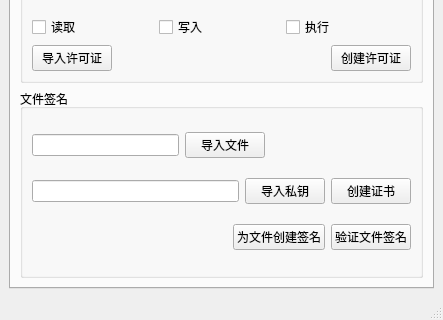
The window that mainwindow.ui (LittleAO1179/EasyDRM) describes before a commit, drawn with Qt 5; both pictures show x 0 to 443 and y 186 to 506 of the 443 by 506 pixel window.
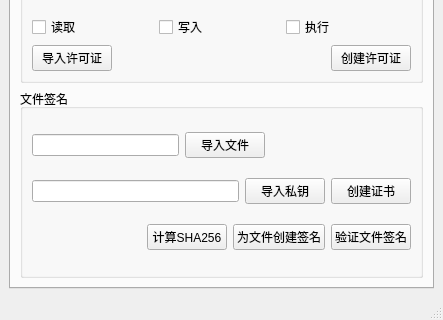
The same window after the commit.

What changed in the file:
```diff
--- a/mainwindow.ui
+++ b/mainwindow.ui
@@ -196,6 +196,13 @@
                </property>
               </spacer>
              </item>
+             <item>
+              <widget class="QPushButton" name="pushButton_17">
+               <property name="text">
+                <string>计算SHA256</string>
+               </property>
+              </widget>
+             </item>
              <item>
               <widget class="QPushButton" name="pushButton_15">
                <property name="text">
```
